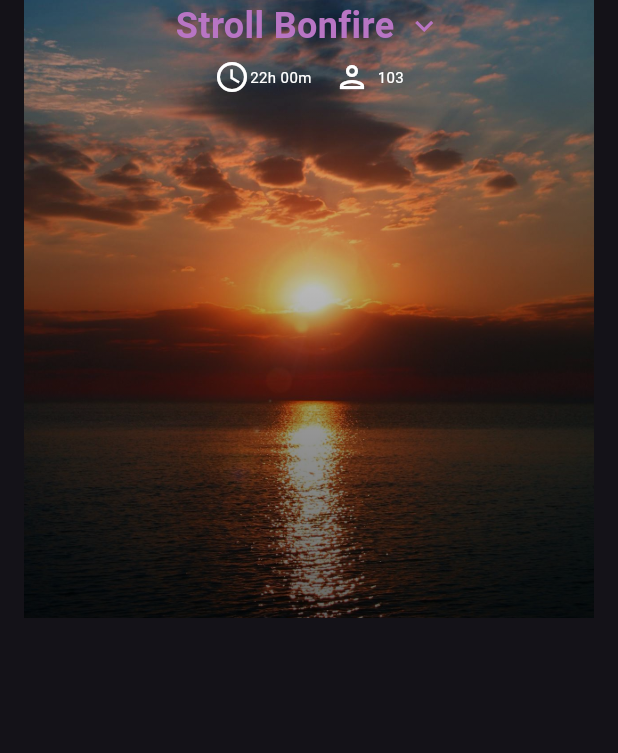
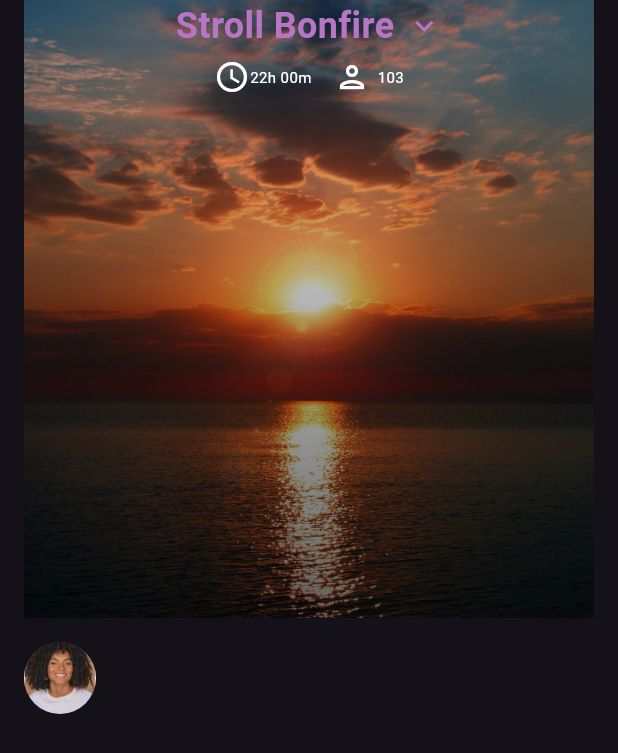
Before and after one commit to Devdeejay27/Stroll-UI, a Flutter app: the screen it shows after launch, on a phone screen of 412 x 824 dp. Shown: the top 753 px of the screen. Run offline on Flutter 3.47's test engine with Material 3 defaults, Android fonts, the phone set to English and light mode, and no system bars.

Commit message:
Added the profile picture

```diff
--- a/lib/screens/stroll_ui_screen.dart
+++ b/lib/screens/stroll_ui_screen.dart
@@ -1,5 +1,6 @@
 import 'package:flutter/material.dart';
 import 'package:stroll/widgets/header_section.dart';
+import 'package:stroll/widgets/profile_section.dart';
 
 class StrollUiScreen extends StatelessWidget {
   const StrollUiScreen({super.key});
@@ -16,6 +17,9 @@ class StrollUiScreen extends StatelessWidget {
               children: [
                 //Header Section
                 HeaderSection(),
+                SizedBox(height: 16),
+                // Profile Section
+                ProfileSection(),
               ],
             ),
           ),
--- /dev/null
+++ b/lib/widgets/profile_section.dart
@@ -0,0 +1,23 @@
+import 'package:flutter/material.dart';
+
+class ProfileSection extends StatelessWidget {
+  const ProfileSection({super.key});
+
+  @override
+  Widget build(BuildContext context) {
+    return const Column(
+      crossAxisAlignment: CrossAxisAlignment.start,
+      children: [
+        // Profile Picture
+        Row(
+          children: [
+            CircleAvatar(
+              radius: 24,
+              backgroundImage: AssetImage('assets/images/profile.png'),
+            ),
+          ],
+        )
+      ],
+    );
+  }
+}
```
Also changed, not shown: assets/images/profile.png (added).
